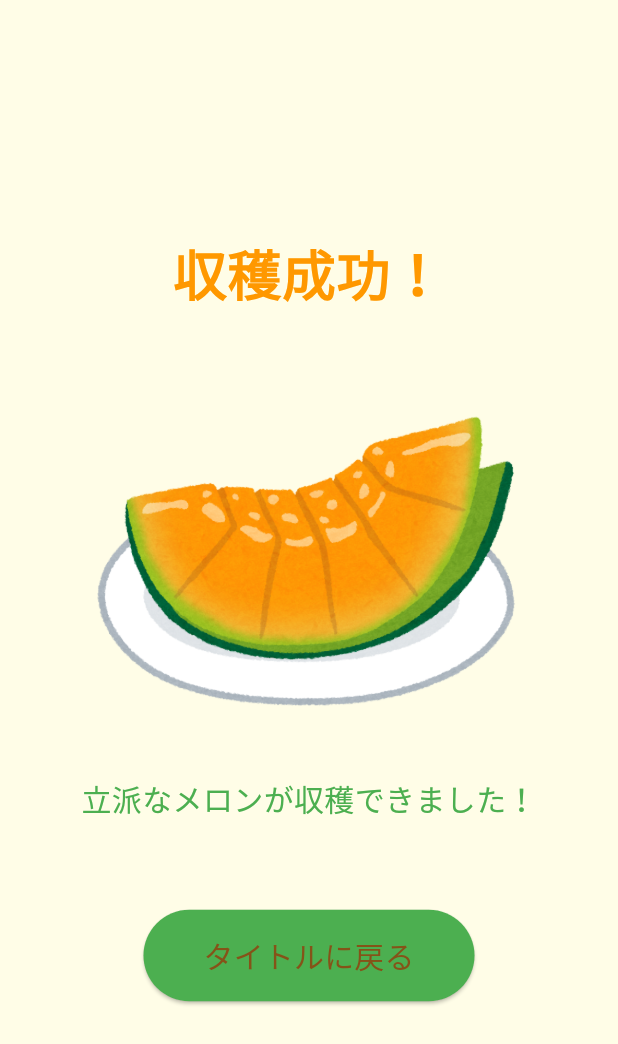
After one commit to mercy34mercy/watnow_hackathon_2025_team1, a Flutter app: the ResultMelon screen opened by its route, on a phone screen of 412 x 824 dp. The commit adds this screen. Shown: the top 1044 px of the screen. Run offline on Flutter 3.47's test engine with Material 3 defaults, Android fonts, the phone set to English and light mode, and no system bars; our stand-ins replace sensors_plus.

Commit message:
メロンとかぼちゃの結果画面を追加した

```diff
--- a/lib/main.dart
+++ b/lib/main.dart
@@ -4,6 +4,8 @@ import 'package:flutter/material.dart';
 import 'screens/home_screen.dart';
 import 'screens/game_screen.dart';
 import 'screens/result_screen.dart';
+import 'screens/result_melon.dart';
+import 'screens/result_pumpkin.dart';
 
 void main() {
   runApp(const MyApp());
@@ -26,6 +28,8 @@ class MyApp extends StatelessWidget {
         '/game': (context) => const GameScreen(),
         '/game/melon':(context) => const GameMelonScreen(),
         '/result': (context) => const ResultScreen(),
+        '/result/melon': (context) => const ResultMelon(),
+        '/result/pumpkin':(context) => const ResultPumpkin(),
         '/game/pumpkin': (context) => const GamePumpkinScreen(),
       },
     );
--- /dev/null
+++ b/lib/screens/result_melon.dart
@@ -0,0 +1,54 @@
+import 'package:flutter/material.dart';
+
+class ResultMelon extends StatelessWidget {
+  const ResultMelon({super.key});
+
+  @override
+  Widget build(BuildContext context) {
+    return Scaffold(
+      backgroundColor: Colors.yellow[50],
+      body: Center(
+        child: Column(
+          mainAxisAlignment: MainAxisAlignment.center,
+          children: [
+            const Text(
+              '収穫成功！',
+              style: TextStyle(
+                fontSize: 36,
+                fontWeight: FontWeight.bold,
+                color: Colors.orange,
+              ),
+            ),
+            const SizedBox(height: 40),
+            Image.asset(
+              'assets/melon.png',
+              height: 250,
+            ),
+            const SizedBox(height: 20),
+            const Text(
+              '立派なメロンが収穫できました！',
+              style: TextStyle(
+                fontSize: 20,
+                color: Colors.green,
+              ),
+            ),
+            const SizedBox(height: 60),
+            ElevatedButton(
+              onPressed: () {
+                Navigator.pushNamedAndRemoveUntil(context, '/', (route) => false);
+              },
+              style: ElevatedButton.styleFrom(
+                backgroundColor: Colors.green,
+                padding: const EdgeInsets.symmetric(horizontal: 40, vertical: 16),
+              ),
+              child: const Text(
+                'タイトルに戻る',
+                style: TextStyle(fontSize: 20),
+              ),
+            ),
+          ],
+        ),
+      ),
+    );
+  }
+}
```
Also changed, not shown: lib/screens/result_pumpkin.dart (added, +54 -0 lines).
